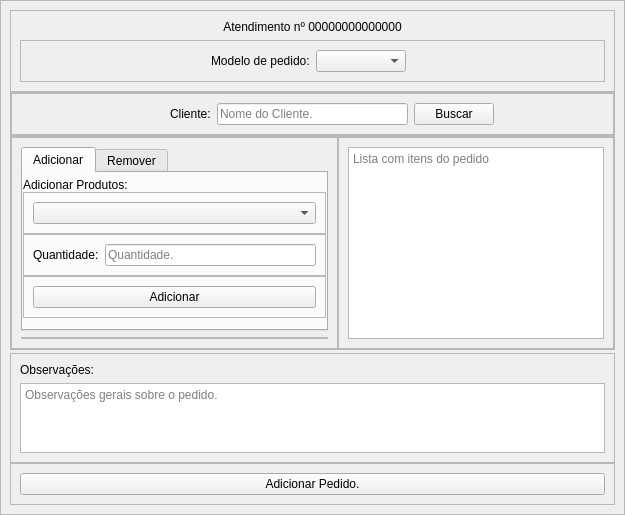
Before: the Qt Designer form side/widget_2_pedido.ui in grigio888/organizador, drawn with Qt 5.
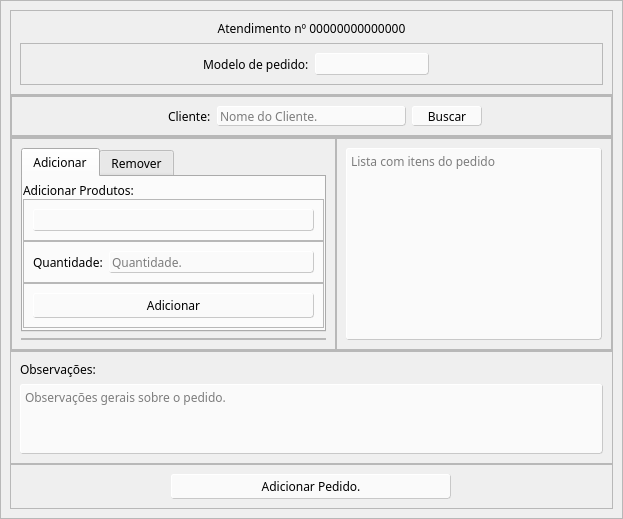
After: the same form once the commit is applied. Icons and pictures are not drawn.

Patch:
```diff
--- a/side/widget_2_pedido.ui
+++ b/side/widget_2_pedido.ui
@@ -1,13 +1,13 @@
 <?xml version="1.0" encoding="UTF-8"?>
 <ui version="4.0">
- <class>Form</class>
- <widget class="QWidget" name="Form">
+ <class>Pedido</class>
+ <widget class="QWidget" name="Pedido">
   <property name="geometry">
    <rect>
     <x>0</x>
     <y>0</y>
-    <width>625</width>
-    <height>515</height>
+    <width>623</width>
+    <height>516</height>
    </rect>
   </property>
   <property name="windowTitle">
@@ -34,6 +34,11 @@
        <verstretch>0</verstretch>
       </sizepolicy>
      </property>
+     <property name="font">
+      <font>
+       <family>Century Gothic</family>
+      </font>
+     </property>
      <property name="frameShape">
       <enum>QFrame::StyledPanel</enum>
      </property>
@@ -45,7 +50,7 @@
        <number>0</number>
       </property>
       <item alignment="Qt::AlignTop">
-       <widget class="QFrame" name="frame_6">
+       <widget class="QFrame" name="a_header">
         <property name="frameShape">
          <enum>QFrame::StyledPanel</enum>
         </property>
@@ -54,7 +59,12 @@
         </property>
         <layout class="QVBoxLayout" name="verticalLayout_13">
          <item>
-          <widget class="QLabel" name="label_2">
+          <widget class="QLabel" name="a_header_label">
+           <property name="font">
+            <font>
+             <family>Century Gothic</family>
+            </font>
+           </property>
            <property name="text">
             <string>Atendimento nº 00000000000000</string>
            </property>
@@ -64,7 +74,7 @@
           </widget>
          </item>
          <item>
-          <widget class="QFrame" name="frame_19">
+          <widget class="QFrame" name="a_header_modelo">
            <property name="frameShape">
             <enum>QFrame::StyledPanel</enum>
            </property>
@@ -73,20 +83,47 @@
            </property>
            <layout class="QHBoxLayout" name="horizontalLayout_12">
             <item alignment="Qt::AlignRight">
-             <widget class="QLabel" name="label_8">
+             <widget class="QLabel" name="a_header_modelo_label">
+              <property name="font">
+               <font>
+                <family>Century Gothic</family>
+               </font>
+              </property>
               <property name="text">
                <string>Modelo de pedido:</string>
               </property>
              </widget>
             </item>
             <item alignment="Qt::AlignLeft">
-             <widget class="QComboBox" name="comboBox">
+             <widget class="QComboBox" name="a_header_modelo_combo">
               <property name="minimumSize">
                <size>
-                <width>90</width>
-                <height>0</height>
+                <width>114</width>
+                <height>22</height>
                </size>
               </property>
+              <property name="styleSheet">
+               <string notr="true">QComboBox#a_header_modelo_combo {
+    background-color: rgb(250,250,250);
+	border-style: outset;
+    border-width: 1px;
+    border-color: rgb(200,200,200);
+    border-radius: 3px;
+	padding: 2px;
+}
+QComboBox#a_header_modelo_combo::drop-down {
+	subcontrol-origin: padding;
+	subcontrol-position: top right;
+	width: 20px;
+ 
+	border-top-right-radius: 3px;
+	border-bottom-right-radius: 3px;
+}
+QComboBox#a_header_modelo_combo::down-arrow {
+    image: url(:/icons/icones/chevron-down.svg);
+	height: 20px
+}</string>
+              </property>
              </widget>
             </item>
            </layout>
@@ -96,7 +133,7 @@
        </widget>
       </item>
       <item alignment="Qt::AlignTop">
-       <widget class="QFrame" name="frame_2">
+       <widget class="QFrame" name="b_cliente">
         <property name="sizePolicy">
          <sizepolicy hsizetype="Preferred" vsizetype="Preferred">
           <horstretch>0</horstretch>
@@ -126,7 +163,7 @@
           <number>0</number>
          </property>
          <item>
-          <widget class="QFrame" name="frame_3">
+          <widget class="QFrame" name="b_cliente_layout">
            <property name="frameShape">
             <enum>QFrame::StyledPanel</enum>
            </property>
@@ -135,27 +172,78 @@
            </property>
            <layout class="QHBoxLayout" name="horizontalLayout_10">
             <item alignment="Qt::AlignRight">
-             <widget class="QLabel" name="label">
+             <widget class="QLabel" name="b_cliente_label">
+              <property name="font">
+               <font>
+                <family>Century Gothic</family>
+               </font>
+              </property>
               <property name="text">
                <string>Cliente:</string>
               </property>
              </widget>
             </item>
             <item>
-             <widget class="QLineEdit" name="lineEdit_3">
+             <widget class="QLineEdit" name="b_cliente_campo">
               <property name="sizePolicy">
                <sizepolicy hsizetype="Minimum" vsizetype="Fixed">
                 <horstretch>0</horstretch>
                 <verstretch>0</verstretch>
                </sizepolicy>
               </property>
+              <property name="minimumSize">
+               <size>
+                <width>0</width>
+                <height>20</height>
+               </size>
+              </property>
+              <property name="font">
+               <font>
+                <family>Century Gothic</family>
+               </font>
+              </property>
+              <property name="styleSheet">
+               <string notr="true">QLineEdit#b_cliente_campo {
+    background-color: rgb(250,250,250);
+	border-style: outset;
+    border-width: 1px;
+    border-color: rgb(200,200,200);
+    border-radius: 3px;
+}</string>
+              </property>
               <property name="placeholderText">
                <string>Nome do Cliente.</string>
               </property>
              </widget>
             </item>
             <item alignment="Qt::AlignLeft">
-             <widget class="QPushButton" name="pushButton">
+             <widget class="QPushButton" name="b_cliente_botao">
+              <property name="minimumSize">
+               <size>
+                <width>70</width>
+                <height>20</height>
+               </size>
+              </property>
+              <property name="font">
+               <font>
+                <family>Century Gothic</family>
+               </font>
+              </property>
+              <property name="styleSheet">
+               <string notr="true">QPushButton#b_cliente_botao {
+    background-color: rgb(250,250,250);
+	border-style: outset;
+    border-width: 1px;
+    border-color: rgb(200,200,200);
+    border-radius: 3px;
+}
+QPushButton#b_cliente_botao:pressed {
+    background-color: rgb(220, 220, 220);
+    border-style: inset;
+}
+
+</string>
+              </property>
               <property name="text">
                <string>Buscar</string>
               </property>
@@ -181,7 +269,7 @@
        </widget>
       </item>
       <item alignment="Qt::AlignTop">
-       <widget class="QFrame" name="frame_7">
+       <widget class="QFrame" name="c_adicionar">
         <property name="sizePolicy">
          <sizepolicy hsizetype="Preferred" vsizetype="Expanding">
           <horstretch>0</horstretch>
@@ -211,7 +299,7 @@
           <number>0</number>
          </property>
          <item>
-          <widget class="QFrame" name="frame_8">
+          <widget class="QFrame" name="layout_esq">
            <property name="minimumSize">
             <size>
              <width>0</width>
@@ -226,17 +314,22 @@
            </property>
            <layout class="QVBoxLayout" name="verticalLayout_5">
             <item>
-             <widget class="QTabWidget" name="tabWidget">
+             <widget class="QTabWidget" name="esq_tab">
               <property name="minimumSize">
                <size>
                 <width>0</width>
                 <height>0</height>
                </size>
               </property>
+              <property name="font">
+               <font>
+                <family>Century Gothic</family>
+               </font>
+              </property>
               <property name="currentIndex">
                <number>0</number>
               </property>
-              <widget class="QWidget" name="tab">
+              <widget class="QWidget" name="tab_add">
                <attribute name="title">
                 <string>Adicionar</string>
                </attribute>
@@ -257,14 +350,14 @@
                  <number>0</number>
                 </property>
                 <item>
-                 <widget class="QLabel" name="label_3">
+                 <widget class="QLabel" name="tab_add_1_label">
                   <property name="text">
                    <string>Adicionar Produtos:</string>
                   </property>
                  </widget>
                 </item>
                 <item alignment="Qt::AlignTop">
-                 <widget class="QFrame" name="frame_12">
+                 <widget class="QFrame" name="tab_add_2">
                   <property name="frameShape">
                    <enum>QFrame::StyledPanel</enum>
                   </property>
@@ -273,13 +366,48 @@
                   </property>
                   <layout class="QHBoxLayout" name="horizontalLayout_15">
                    <item>
-                    <widget class="QComboBox" name="comboBox_2"/>
+                    <widget class="QComboBox" name="tab_add_2_combo">
+                     <property name="sizePolicy">
+                      <sizepolicy hsizetype="Expanding" vsizetype="Fixed">
+                       <horstretch>0</horstretch>
+                       <verstretch>0</verstretch>
+                      </sizepolicy>
+                     </property>
+                     <property name="minimumSize">
+                      <size>
+                       <width>0</width>
+                       <height>22</height>
+                      </size>
+                     </property>
+                     <property name="styleSheet">
+                      <string notr="true">QComboBox#tab_add_2_combo {
+    background-color: rgb(250,250,250);
+	border-style: outset;
+    border-width: 1px;
+    border-color: rgb(200,200,200);
+    border-radius: 3px;
+	padding: 2px;
+}
+QComboBox#tab_add_2_combo::drop-down {
+	subcontrol-origin: padding;
+	subcontrol-position: top right;
+	width: 20px;
+ 
+	border-top-right-radius: 3px;
+	border-bottom-right-radius: 3px;
+}
+QComboBox#tab_add_2_combo::down-arrow {
+    image: url(:/icons/icones/chevron-down.svg);
+	height: 20px
+}</string>
+                     </property>
+                    </widget>
                    </item>
                   </layout>
                  </widget>
                 </item>
                 <item alignment="Qt::AlignTop">
-                 <widget class="QFrame" name="frame_13">
+                 <widget class="QFrame" name="tab_add_3">
                   <property name="sizePolicy">
                    <sizepolicy hsizetype="Preferred" vsizetype="Preferred">
                     <horstretch>0</horstretch>
@@ -294,14 +422,34 @@
                   </property>
                   <layout class="QHBoxLayout" name="horizontalLayout_16">
                    <item>
-                    <widget class="QLabel" name="label_4">
+                    <widget class="QLabel" name="tab_add_3_label">
                      <property name="text">
                       <string>Quantidade:</string>
                      </property>
                     </widget>
                    </item>
                    <item>
-                    <widget class="QLineEdit" name="lineEdit">
+                    <widget class="QLineEdit" name="tab_add_3_campo">
+                     <property name="minimumSize">
+                      <size>
+                       <width>0</width>
+                       <height>22</height>
+                      </size>
+                     </property>
+                     <property name="font">
+                      <font>
+                       <family>Century Gothic</family>
+                      </font>
+                     </property>
+                     <property name="styleSheet">
+                      <string notr="true">QLineEdit#tab_add_3_campo {
+    background-color: rgb(250,250,250);
+	border-style: outset;
+    border-width: 1px;
+    border-color: rgb(200,200,200);
+    border-radius: 3px;
+}</string>
+                     </property>
                      <property name="placeholderText">
                       <string>Quantidade.</string>
                      </property>
@@ -311,7 +459,7 @@
                  </widget>
                 </item>
                 <item alignment="Qt::AlignTop">
-                 <widget class="QFrame" name="frame_14">
+                 <widget class="QFrame" name="tab_add_4">
                   <property name="sizePolicy">
                    <sizepolicy hsizetype="Preferred" vsizetype="Preferred">
                     <horstretch>0</horstretch>
@@ -326,7 +474,38 @@
                   </property>
                   <layout class="QHBoxLayout" name="horizontalLayout_17">
                    <item>
-                    <widget class="QPushButton" name="pushButton_2">
+                    <widget class="QPushButton" name="tab_add_4_botao">
+                     <property name="sizePolicy">
+                      <sizepolicy hsizetype="Expanding" vsizetype="Fixed">
+                       <horstretch>0</horstretch>
+                       <verstretch>0</verstretch>
+                      </sizepolicy>
+                     </property>
+                     <property name="minimumSize">
+                      <size>
+                       <width>0</width>
+                       <height>25</height>
+                      </size>
+                     </property>
+                     <property name="font">
+                      <font>
+                       <family>Century Gothic</family>
+                      </font>
+                     </property>
+                     <property name="styleSheet">
+                      <string notr="true">QPushButton#tab_add_4_botao {
+    background-color: rgb(250,250,250);
+	border-style: outset;
+    border-width: 1px;
+    border-color: rgb(200,200,200);
+    border-radius: 3px;
+}
+QPushButton#tab_add_4_botao:pressed {
+    background-color: rgb(220, 220, 220);
+    border-style: inset;
+}
+</string>
+                     </property>
                      <property name="text">
                       <string>Adicionar</string>
                      </property>
@@ -341,7 +520,7 @@
                 </item>
                </layout>
               </widget>
-              <widget class="QWidget" name="tab_2">
+              <widget class="QWidget" name="tab_rem">
                <attribute name="title">
                 <string>Remover</string>
                </attribute>
@@ -362,14 +541,14 @@
                  <number>0</number>
                 </property>
                 <item>
-                 <widget class="QLabel" name="label_6">
+                 <widget class="QLabel" name="tab_rem_1_label">
                   <property name="text">
                    <string>Remover Produtos:</string>
                   </property>
                  </widget>
                 </item>
                 <item alignment="Qt::AlignTop">
-                 <widget class="QFrame" name="frame_15">
+                 <widget class="QFrame" name="tab_rem_2">
                   <property name="frameShape">
                    <enum>QFrame::StyledPanel</enum>
                   </property>
@@ -378,13 +557,48 @@
                   </property>
                   <layout class="QHBoxLayout" name="horizontalLayout_18">
                    <item>
-                    <widget class="QComboBox" name="comboBox_3"/>
+                    <widget class="QComboBox" name="tab_rem_2_combo">
+                     <property name="sizePolicy">
+                      <sizepolicy hsizetype="Expanding" vsizetype="Fixed">
+                       <horstretch>0</horstretch>
+                       <verstretch>0</verstretch>
+                      </sizepolicy>
+                     </property>
+                     <property name="minimumSize">
+                      <size>
+                       <width>0</width>
+                       <height>22</height>
+                      </size>
+                     </property>
+                     <property name="styleSheet">
+                      <string notr="true">QComboBox#tab_rem_2_combo {
+    background-color: rgb(250,250,250);
+	border-style: outset;
+    border-width: 1px;
+    border-color: rgb(200,200,200);
+    border-radius: 3px;
+	padding: 2px;
+}
+QComboBox#tab_rem_2_combo::drop-down {
+	subcontrol-origin: padding;
+	subcontrol-position: top right;
+	width: 20px;
+ 
+	border-top-right-radius: 3px;
+	border-bottom-right-radius: 3px;
+}
+QComboBox#tab_rem_2_combo::down-arrow {
+    image: url(:/icons/icones/chevron-down.svg);
+	height: 20px
+}</string>
+                     </property>
+                    </widget>
                    </item>
                   </layout>
                  </widget>
                 </item>
                 <item alignment="Qt::AlignTop">
-                 <widget class="QFrame" name="frame_16">
+                 <widget class="QFrame" name="tab_rem_3">
                   <property name="sizePolicy">
                    <sizepolicy hsizetype="Preferred" vsizetype="Preferred">
                     <horstretch>0</horstretch>
@@ -399,14 +613,34 @@
                   </property>
                   <layout class="QHBoxLayout" name="horizontalLayout_19">
                    <item>
-                    <widget class="QLabel" name="label_5">
+                    <widget class="QLabel" name="tab_rem_3_label">
                      <property name="text">
                       <string>Quantidade:</string>
                      </property>
                     </widget>
                    </item>
                    <item>
-                    <widget class="QLineEdit" name="lineEdit_2">
+                    <widget class="QLineEdit" name="tab_rem_3_campo">
+                     <property name="minimumSize">
+                      <size>
+                       <width>0</width>
+                       <height>22</height>
+                      </size>
+                     </property>
+                     <property name="font">
+                      <font>
+                       <family>Century Gothic</family>
+                      </font>
+                     </property>
+                     <property name="styleSheet">
+                      <string notr="true">QLineEdit#tab_rem_3_campo {
+    background-color: rgb(250,250,250);
+	border-style: outset;
+    border-width: 1px;
+    border-color: rgb(200,200,200);
+    border-radius: 3px;
+}</string>
+                     </property>
                      <property name="placeholderText">
                       <string>Quantidade.</string>
                      </property>
@@ -416,7 +650,7 @@
                  </widget>
                 </item>
                 <item alignment="Qt::AlignTop">
-                 <widget class="QFrame" name="frame_17">
+                 <widget class="QFrame" name="tab_rem_4">
                   <property name="sizePolicy">
                    <sizepolicy hsizetype="Preferred" vsizetype="Preferred">
                     <horstretch>0</horstretch>
@@ -431,7 +665,38 @@
                   </property>
                   <layout class="QHBoxLayout" name="horizontalLayout_20">
                    <item>
-                    <widget class="QPushButton" name="pushButton_3">
+                    <widget class="QPushButton" name="tab_rem_4_botao">
+                     <property name="sizePolicy">
+                      <sizepolicy hsizetype="Expanding" vsizetype="Fixed">
+                       <horstretch>0</horstretch>
+                       <verstretch>0</verstretch>
+                      </sizepolicy>
+                     </property>
+                     <property name="minimumSize">
+                      <size>
+                       <width>0</width>
+                       <height>25</height>
+                      </size>
+                     </property>
+                     <property name="font">
+                      <font>
+                       <family>Century Gothic</family>
+                      </font>
+                     </property>
+                     <property name="styleSheet">
+                      <string notr="true">QPushButton#tab_rem_4_botao {
+    background-color: rgb(250,250,250);
+	border-style: outset;
+    border-width: 1px;
+    border-color: rgb(200,200,200);
+    border-radius: 3px;
+}
+QPushButton#tab_rem_4_botao:pressed {
+    background-color: rgb(220, 220, 220);
+    border-style: inset;
+}
+</string>
+                     </property>
                      <property name="text">
                       <string>Remover</string>
                      </property>
@@ -479,7 +744,7 @@
           </widget>
          </item>
          <item>
-          <widget class="QFrame" name="frame_9">
+          <widget class="QFrame" name="layout_dir">
            <property name="frameShape">
             <enum>QFrame::StyledPanel</enum>
            </property>
@@ -488,13 +753,33 @@
            </property>
            <layout class="QHBoxLayout" name="horizontalLayout_14">
             <item>
-             <widget class="QTextBrowser" name="textBrowser">
+             <widget class="QTextBrowser" name="campo_exibicao">
               <property name="sizePolicy">
                <sizepolicy hsizetype="Fixed" vsizetype="Expanding">
                 <horstretch>0</horstretch>
                 <verstretch>0</verstretch>
                </sizepolicy>
               </property>
+              <property name="minimumSize">
+               <size>
+                <width>255</width>
+                <height>0</height>
+               </size>
+              </property>
+              <property name="font">
+               <font>
+                <family>Century Gothic</family>
+               </font>
+              </property>
+              <property name="styleSheet">
+               <string notr="true">QTextBrowser#campo_exibicao {
+    background-color: rgb(250,250,250);
+	border-style: outset;
+    border-width: 1px;
+    border-color: rgb(200,200,200);
+    border-radius: 3px;
+}</string>
+              </property>
               <property name="placeholderText">
                <string>Lista com itens do pedido</string>
               </property>
@@ -507,7 +792,7 @@
        </widget>
       </item>
       <item>
-       <widget class="QFrame" name="frame_11">
+       <widget class="QFrame" name="d_obs">
         <property name="sizePolicy">
          <sizepolicy hsizetype="Preferred" vsizetype="Expanding">
           <horstretch>0</horstretch>
@@ -522,14 +807,28 @@
         </property>
         <layout class="QVBoxLayout" name="verticalLayout_12">
          <item>
-          <widget class="QLabel" name="label_7">
+          <widget class="QLabel" name="d_obs_label">
            <property name="text">
             <string>Observações:</string>
            </property>
           </widget>
          </item>
          <item>
-          <widget class="QTextEdit" name="textEdit">
+          <widget class="QTextEdit" name="d_obs_obs">
+           <property name="font">
+            <font>
+             <family>Century Gothic</family>
+            </font>
+           </property>
+           <property name="styleSheet">
+            <string notr="true">QTextEdit#d_obs_obs {
+    background-color: rgb(250,250,250);
+	border-style: outset;
+    border-width: 1px;
+    border-color: rgb(200,200,200);
+    border-radius: 3px;
+}</string>
+           </property>
            <property name="placeholderText">
             <string>Observações gerais sobre o pedido.</string>
            </property>
@@ -539,7 +838,7 @@
        </widget>
       </item>
       <item>
-       <widget class="QFrame" name="frame_18">
+       <widget class="QFrame" name="e_adicionar">
         <property name="frameShape">
          <enum>QFrame::StyledPanel</enum>
         </property>
@@ -548,7 +847,38 @@
         </property>
         <layout class="QHBoxLayout" name="horizontalLayout_21">
          <item>
-          <widget class="QPushButton" name="pushButton_4">
+          <widget class="QPushButton" name="e_adicionar_botao">
+           <property name="minimumSize">
+            <size>
+             <width>280</width>
+             <height>25</height>
+            </size>
+           </property>
+           <property name="maximumSize">
+            <size>
+             <width>280</width>
+             <height>16777215</height>
+            </size>
+           </property>
+           <property name="font">
+            <font>
+             <family>Century Gothic</family>
+            </font>
+           </property>
+           <property name="styleSheet">
+            <string notr="true">QPushButton#e_adicionar_botao {
+    background-color: rgb(250,250,250);
+	border-style: outset;
+    border-width: 1px;
+    border-color: rgb(200,200,200);
+    border-radius: 3px;
+}
+QPushButton#e_adicionar_botao:pressed {
+    background-color: rgb(220, 220, 220);
+    border-style: inset;
+}
+</string>
+           </property>
            <property name="text">
             <string>Adicionar Pedido.</string>
            </property>
```
